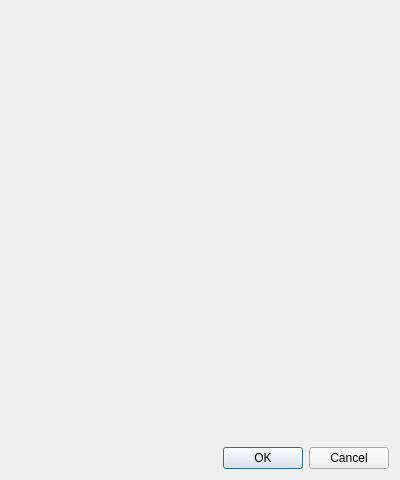
Above: src/captchadlg.ui from psi-im/psi before the change. Below: the same form after it.
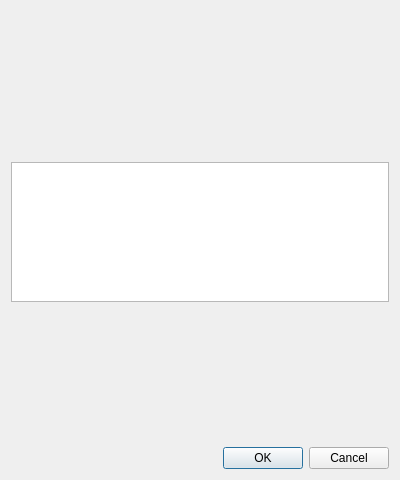
That is the form after the change. Custom widgets are drawn as their Qt base class.

Commit message: captchadlg: show sender and message of the CAPTCHA

Patch:
```diff
--- a/src/captchadlg.ui
+++ b/src/captchadlg.ui
@@ -13,7 +13,7 @@
   <property name="windowTitle">
    <string>You need to pass verification</string>
   </property>
-  <layout class="QVBoxLayout" name="verticalLayout" stretch="1,2,1">
+  <layout class="QVBoxLayout" name="verticalLayout" stretch="1,1,2,2,1">
    <item>
     <widget class="AccountLabel" name="lb_ident" native="true">
      <property name="sizePolicy">
@@ -27,6 +27,16 @@
      </property>
     </widget>
    </item>
+   <item>
+    <widget class="QLabel" name="lb_from"/>
+   </item>
+   <item>
+    <widget class="QTextEdit" name="te_message">
+     <property name="readOnly">
+      <bool>true</bool>
+     </property>
+    </widget>
+   </item>
    <item>
     <layout class="QHBoxLayout" name="layoutForm"/>
    </item>
```
The commit also changes 3 other files.
